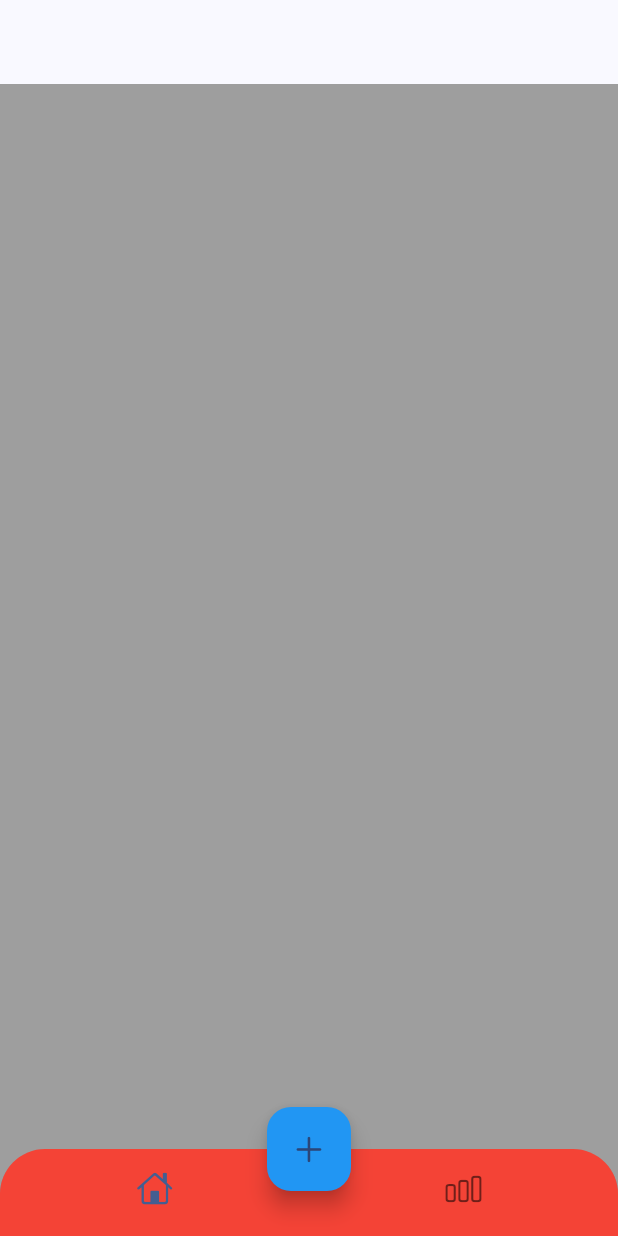
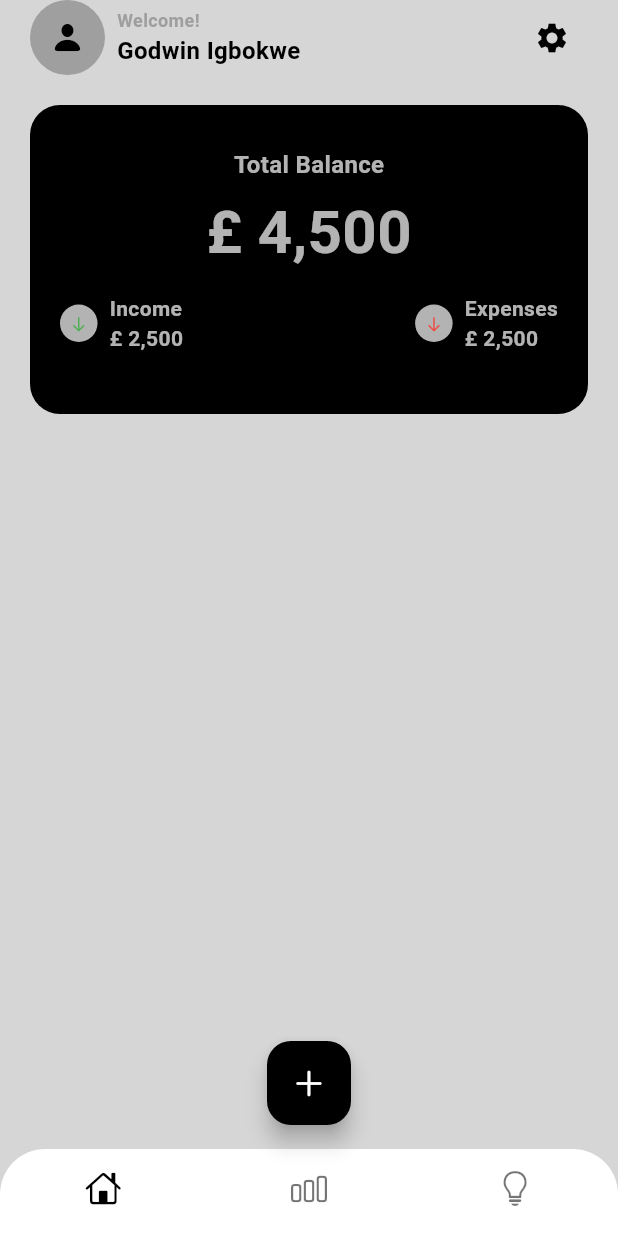
Before and after one commit to Flexydea/budget_planner, a Flutter app: the screen it shows after launch, on a phone screen of 412 x 824 dp. Run offline on Flutter 3.47's test engine with Material 3 defaults, Android fonts, the phone set to English and light mode, and no system bars.

Commit message:
card displaying balance done

```diff
--- a/lib/app_view.dart
+++ b/lib/app_view.dart
@@ -11,14 +11,13 @@ class MyAppView extends StatelessWidget {
       title: 'Budget planner',
       theme: ThemeData(
         useMaterial3: true,
-        colorScheme: ColorScheme.fromSeed(
-          seedColor: Colors.blueAccent,
-          background: Colors.grey.shade100,
-          onBackground: Colors.black,
+        colorScheme: ColorScheme.light(
+          primary: Colors.black,
           secondary: Colors.blueAccent,
-          tertiary: Colors.green,
+          tertiary: Colors.white,
+          outline: Colors.grey.shade400,
         ),
-        scaffoldBackgroundColor: Colors.grey,
+        scaffoldBackgroundColor: Colors.grey[350],
       ),
       home: HomeScreen(),
     );
--- a/lib/screens/home/home_screen.dart
+++ b/lib/screens/home/home_screen.dart
@@ -1,3 +1,6 @@
+import 'dart:math';
+
+import 'package:budget_planner/screens/home/main_screen.dart';
 import 'package:flutter/cupertino.dart';
 import 'package:flutter/material.dart';
 
@@ -7,13 +10,12 @@ class HomeScreen extends StatelessWidget {
   @override
   Widget build(BuildContext context) {
     return Scaffold(
-      appBar: AppBar(),
+      // appBar: AppBar(),
       bottomNavigationBar: ClipRRect(
         borderRadius: BorderRadius.vertical(
           top: Radius.circular(30),
         ),
         child: BottomNavigationBar(
-          backgroundColor: Colors.red,
           showSelectedLabels: false,
           showUnselectedLabels: false,
           items: const [
@@ -25,16 +27,22 @@ class HomeScreen extends StatelessWidget {
               icon: Icon(CupertinoIcons.chart_bar),
               label: 'statistics',
             ),
+            BottomNavigationBarItem(
+              icon: Icon(CupertinoIcons.lightbulb),
+              label: 'Tips',
+            ),
           ],
         ),
       ),
       floatingActionButtonLocation:
-          FloatingActionButtonLocation.centerDocked,
+          FloatingActionButtonLocation.centerFloat,
       floatingActionButton: FloatingActionButton(
-        backgroundColor: Colors.blue,
+        backgroundColor: Colors.black,
+        foregroundColor: Colors.white,
         onPressed: () {},
         child: const Icon(CupertinoIcons.add),
       ),
+      body: MainScreen(),
     );
   }
 }
--- /dev/null
+++ b/lib/screens/home/main_screen.dart
@@ -0,0 +1,207 @@
+import 'package:flutter/cupertino.dart';
+import 'package:flutter/material.dart';
+
+class MainScreen extends StatelessWidget {
+  const MainScreen({super.key});
+
+  @override
+  Widget build(BuildContext context) {
+    return SafeArea(
+      child: Padding(
+        padding: const EdgeInsets.symmetric(
+          horizontal: 20.0,
+        ),
+        child: Column(
+          children: [
+            Row(
+              mainAxisAlignment:
+                  MainAxisAlignment.spaceBetween,
+              children: [
+                Row(
+                  children: [
+                    Stack(
+                      alignment: Alignment.center,
+                      children: [
+                        Container(
+                          width: 50,
+                          height: 50,
+                          decoration: const BoxDecoration(
+                            shape: BoxShape.circle,
+                            color: Colors.black26,
+                          ),
+                        ),
+                        Icon(
+                          CupertinoIcons.person_fill,
+                          color: Colors.black,
+                        ),
+                      ],
+                    ),
+
+                    const SizedBox(width: 8),
+                    const Column(
+                      crossAxisAlignment:
+                          CrossAxisAlignment.start,
+                      children: [
+                        Text(
+                          'Welcome!',
+                          style: TextStyle(
+                            fontSize: 12,
+                            fontWeight: FontWeight.w600,
+                            color: Colors.grey,
+                          ),
+                        ),
+                        Text(
+                          'Godwin Igbokwe',
+                          style: TextStyle(
+                            fontSize: 16,
+                            fontWeight: FontWeight.bold,
+                            color: Colors.black,
+                          ),
+                        ),
+                      ],
+                    ),
+                  ],
+                ),
+                IconButton(
+                  onPressed: () {},
+                  icon: Icon(Icons.settings),
+                ),
+              ],
+            ),
+            SizedBox(height: 20),
+            Container(
+              width: double.infinity,
+              height: MediaQuery.of(context).size.width / 2,
+              decoration: BoxDecoration(
+                color: Colors.black,
+                borderRadius: BorderRadius.circular(20),
+              ),
+              child: Column(
+                mainAxisAlignment: MainAxisAlignment.center,
+                children: [
+                  Text(
+                    'Total Balance',
+                    style: TextStyle(
+                      color: Colors.white70,
+                      fontWeight: FontWeight.w600,
+                      fontSize: 16,
+                    ),
+                  ),
+                  SizedBox(height: 5),
+                  Text(
+                    '£ 4,500',
+                    style: TextStyle(
+                      color: Colors.white70,
+                      fontWeight: FontWeight.bold,
+                      fontSize: 40,
+                    ),
+                  ),
+                  Padding(
+                    padding: const EdgeInsets.symmetric(
+                      vertical: 12,
+                      horizontal: 20,
+                    ),
+                    child: Row(
+                      mainAxisAlignment:
+                          MainAxisAlignment.spaceBetween,
+                      children: [
+                        Row(
+                          children: [
+                            Container(
+                              width: 25,
+                              height: 25,
+                              decoration: BoxDecoration(
+                                color: Colors.white70,
+                                shape: BoxShape.circle,
+                              ),
+                              child: Center(
+                                child: Icon(
+                                  CupertinoIcons.arrow_down,
+                                  size: 12,
+                                  color: Colors.green,
+                                ),
+                              ),
+                            ),
+                            const SizedBox(width: 8),
+                            const Column(
+                              crossAxisAlignment:
+                                  CrossAxisAlignment.start,
+                              children: [
+                                Text(
+                                  'Income',
+                                  style: TextStyle(
+                                    color: Colors.white70,
+                                    fontWeight:
+                                        FontWeight.w600,
+                                    fontSize: 14,
+                                  ),
+                                ),
+                                Text(
+                                  '£ 2,500',
+                                  style: TextStyle(
+                                    color: Colors.white70,
+                                    fontWeight:
+                                        FontWeight.w600,
+                                    fontSize: 14,
+                                  ),
+                                ),
+                              ],
+                            ),
+                          ],
+                        ),
+                        Row(
+                          children: [
+                            Container(
+                              width: 25,
+                              height: 25,
+                              decoration: BoxDecoration(
+                                color: Colors.white70,
+                                shape: BoxShape.circle,
+                              ),
+                              child: Center(
+                                child: Icon(
+                                  CupertinoIcons.arrow_down,
+                                  size: 12,
+                                  color: Colors.red,
+                                ),
+                              ),
+                            ),
+                            const SizedBox(width: 8),
+                            const Column(
+                              crossAxisAlignment:
+                                  CrossAxisAlignment.start,
+                              children: [
+                                Text(
+                                  'Expenses',
+                                  style: TextStyle(
+                                    color: Colors.white70,
+                                    fontWeight:
+                                        FontWeight.w600,
+                                    fontSize: 14,
+                                  ),
+                                ),
+                                Text(
+                                  '£ 2,500',
+                                  style: TextStyle(
+                                    color: Colors.white70,
+                                    fontWeight:
+                                        FontWeight.w600,
+                                    fontSize: 14,
+                                  ),
+                                ),
+                              ],
+                            ),
+                          ],
+                        ),
+                      ],
+                    ),
+                  ),
+                ],
+              ),
+            ),
+          ],
+        ),
+      ),
+    );
+  }
+}
```
